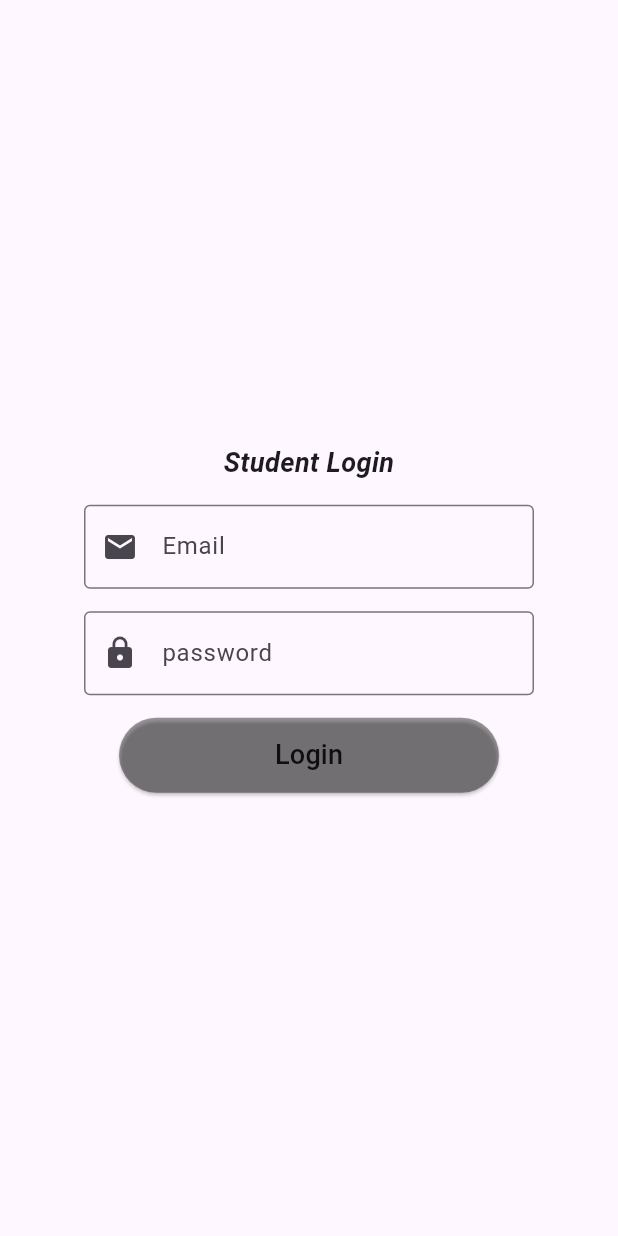
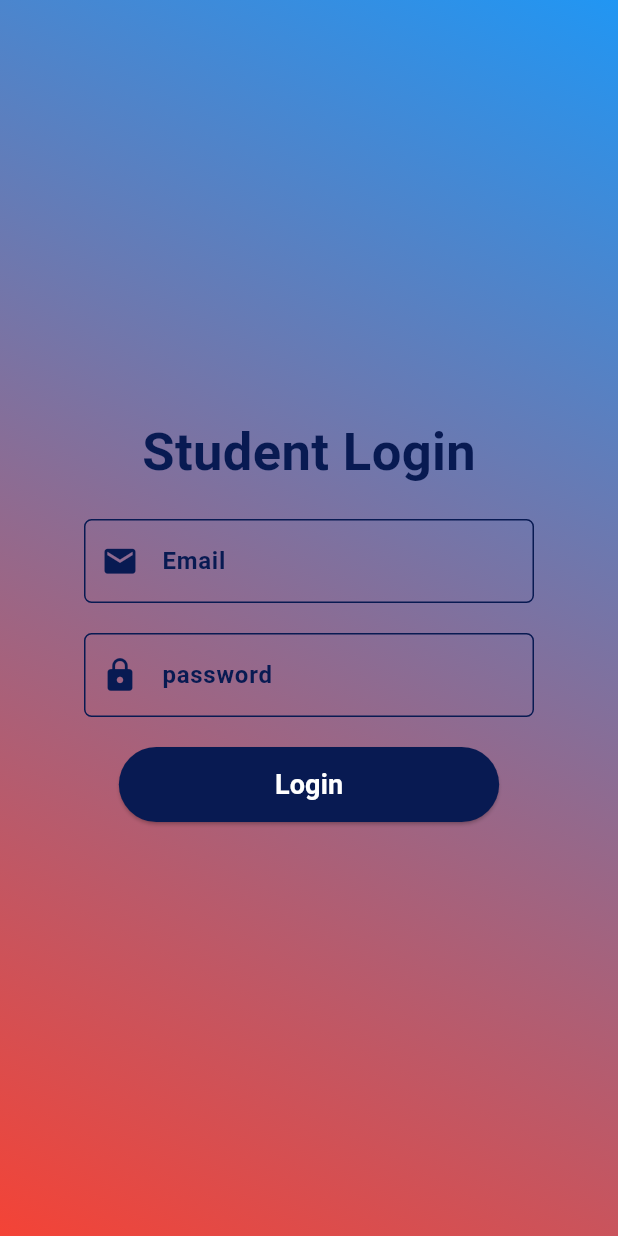
Before and after one commit to Avanapu-Manohar/Attendance_app, a Flutter app: the screen it shows after launch, after a tap on "Student", on a phone screen of 412 x 824 dp. Run offline on Flutter 3.47's test engine with Material 3 defaults, Android fonts, the light colour scheme and no system bars.

Commit message:
Initial commit

```diff
--- a/lib/DashboardScreens/attendenceReport.dart
+++ b/lib/DashboardScreens/attendenceReport.dart
@@ -10,6 +10,7 @@ class AttendenceReport extends StatelessWidget {
   Widget build(BuildContext context) {
     return Scaffold(
       appBar: AppBar(
+        elevation: 0,
         title: const Text(
           'Student Attendance',
           style: TextStyle(
--- a/lib/DashboardScreens/teachersDashBoard.dart
+++ b/lib/DashboardScreens/teachersDashBoard.dart
@@ -16,7 +16,9 @@ class TeachersDashboard extends StatelessWidget {
               child: ListTile(
                 leading: Icon(Icons.class_),
                 title: Text(classes[index].name),
-                subtitle: Text('Time: ${classes[index].time}\nLocation: ${classes[index].location}'),
+                subtitle: Text('Time: ${classes[index].time}\nLocation: ${classes[index].location}',style: TextStyle(
+                  color: Colors.black,fontWeight: FontWeight.w700
+                ),),
                 onTap: () {
                   Navigator.push(
                     context,
--- a/lib/auth/Roles/loginScreenStudent.dart
+++ b/lib/auth/Roles/loginScreenStudent.dart
@@ -7,54 +7,111 @@ class LoginStudent extends StatelessWidget {
   @override
   Widget build(BuildContext context) {
     return Scaffold(
-      body: Center(
+      body: Container(
+        decoration: const BoxDecoration(
+            gradient: LinearGradient(colors:[Colors.blue,
+              Colors.red],
+                begin: Alignment.topRight,
+                end: Alignment.bottomLeft)
+        ),
+        child: Center(
           child: Column(
             mainAxisAlignment: MainAxisAlignment.center,
             children: [
-            const Text('Student Login',style: TextStyle(fontSize: 18,
-            fontWeight: FontWeight.bold,fontStyle: FontStyle.italic),),
-            const SizedBox(height: 15,),
+              const Text('Student Login',style: TextStyle(fontSize: 35,
+              fontWeight: FontWeight.bold,color: Color(0xFF081A52)),),
+              const SizedBox(height:20),
               SizedBox(
                 width: 300, // Set your desired width here
                 child: TextField(
                   controller: emailController,
                   decoration: const InputDecoration(
                     labelText: 'Email',
-                  border: OutlineInputBorder(),
-                  prefixIcon: Icon(Icons.email),
+                    labelStyle: TextStyle(
+                        color: Color(0xFF081A52),
+                        fontSize: 16,
+                        fontWeight: FontWeight.bold
+                    ),
+                    border: OutlineInputBorder(
+                        borderSide: BorderSide(
+                          color: Color(0xFF081A52),
+                          width: 2.0,
+                        )
+                    ),
+                    focusedBorder: OutlineInputBorder(
+                      borderSide: BorderSide(
+                        color: Color(0xFF081A52),
+                        width: 2.0,
+                      ),
+                    ),
+                    enabledBorder: OutlineInputBorder(
+                      borderRadius: BorderRadius.all(Radius.circular(5.0)),
+                      borderSide: BorderSide(
+                        color: Color(0xFF081A52),
+                        width: 1.0, // Border width when not focused
+                      ),
+                    ),
+                    prefixIcon: Icon(Icons.email,color: Color(0xFF081A52),size:25,),
                   ),
                   keyboardType: TextInputType.emailAddress,
+                  style: TextStyle(
+                      color: Color(0xFF081A52)
                   ),
                 ),
-            const SizedBox(height: 15),
+              ),
+              const SizedBox(height: 20),
               SizedBox(
                 width: 300,
                 child: TextField(
                   controller: passwordController,
                   decoration: const InputDecoration(
                     labelText: 'password',
-                  border: OutlineInputBorder(),
-                  prefixIcon: Icon(Icons.lock),
+                    labelStyle: TextStyle(
+                        color: Color(0xFF081A52),
+                        fontSize: 16,
+                        fontWeight: FontWeight.bold
+                    ),
+                    border: OutlineInputBorder(
+                        borderSide: BorderSide(
+                          color: Color(0xFF081A52),
+                          width: 2.0,
+                        )
+                    ),
+                    enabledBorder: OutlineInputBorder(
+                      borderRadius: BorderRadius.all(Radius.circular(5.0)),
+                      borderSide: BorderSide(
+                        color: Color(0xFF081A52),
+                        width: 1.0, // Border width when not focused
+                      ),
+                    ),
+                    focusedBorder: OutlineInputBorder(
+                      borderSide: BorderSide(
+                        color: Color(0xFF081A52),
+                        width: 2.0,
+                      ),
+                    ),
+                    prefixIcon: Icon(Icons.lock,size: 25,color: Color(0xFF081A52),),
                   ),
                   obscureText: true,
                 ),
               ),
-            const SizedBox(height: 15),
+              const SizedBox(height: 20),
               ElevatedButton(
                 onPressed: () {
                   String email = emailController.text;
                   String password = passwordController.text;
                   // Handle the login logic here
                 },
-              style: ElevatedButton.styleFrom(backgroundColor: Colors.black38),
+                style: ElevatedButton.styleFrom(backgroundColor: Color(0xFF081A52)),
                 child: const Padding(
                   padding: EdgeInsets.symmetric(horizontal: 80.0, vertical: 12.0),
-                child: Text('Login', style: TextStyle(fontSize: 18,color: Colors.black87)),
+                  child: Text('Login', style: TextStyle(fontSize: 18,color: Colors.white,fontWeight: FontWeight.bold,)),
                 ),
               ),
             ],
           ),
         ),
+      ),
     );
   }
 }
--- a/lib/main.dart
+++ b/lib/main.dart
@@ -25,15 +25,24 @@ class WelcomeScreen extends StatelessWidget {
   Widget build(BuildContext context) {
     return Scaffold(
       body: Container(
+        decoration: const BoxDecoration(
+          gradient: LinearGradient(colors:[Colors.blue,
+          Colors.red],
+          begin: Alignment.topRight,
+          end: Alignment.bottomLeft)
+        ),
          child: Center(
            child: Column(
              mainAxisAlignment: MainAxisAlignment.center,
              children: [
-               const Text('welcome',style: TextStyle(fontSize: 35,
-               color: Colors.black,fontWeight: FontWeight.bold ),),
-               const SizedBox(height: 15,),
-               const Text('Login as a',style: TextStyle(fontSize:20,
-                   color: Colors.black87,fontWeight: FontWeight.w400),),
+               const Icon(Icons.account_circle_sharp,size: 200,color: Color(
+                   0xFF081A52)),
+               SizedBox(height:25,),
+               const Text('welcome',style: TextStyle(fontSize: 55,
+               color: Color(0xFF081A52),fontWeight: FontWeight.bold ),),
+               const SizedBox(height: 10,),
+               const Text('Login as a',style: TextStyle(fontSize:25,
+                   color: Color(0xFF081A52),fontWeight: FontWeight.w600),),
                const SizedBox(height: 25,),
                ElevatedButton(onPressed: () {
                  Navigator.push(
@@ -42,17 +51,17 @@ class WelcomeScreen extends StatelessWidget {
                  );
                },
                    style: ElevatedButton.styleFrom(
-                     backgroundColor: Colors.black38, // Set the background color here
+                     backgroundColor: Color(0xFF081A52), // Set the background color here
                    ),
                    child:
                    const Padding(
                        padding: EdgeInsets.symmetric(horizontal: 80.0, vertical: 10.0),
-                     child: Text('Teacher', style: TextStyle(fontSize: 15,color: Colors.black87)),
+                     child: Text('Teacher', style: TextStyle(fontSize: 20,color: Colors.white)),
                    )
                ),
                SizedBox(height: 15,),
                const Text('OR',style: TextStyle(fontSize:20,
-                   color: Colors.black87,fontWeight: FontWeight.w400),),
+                   color: Colors.white,fontWeight: FontWeight.w900),),
                const SizedBox(height: 15,),
                ElevatedButton(onPressed: () {
                  Navigator.push(
@@ -61,12 +70,12 @@ class WelcomeScreen extends StatelessWidget {
                  );
                },
                    style: ElevatedButton.styleFrom(
-                     backgroundColor: Colors.black38, // Set the background color here
+                     backgroundColor: Color(0xFF081A52), // Set the background color here
                    ),
                    child:
                    const Padding(
                      padding: EdgeInsets.symmetric(horizontal: 80.0, vertical: 10.0),
-                     child: Text('Student', style: TextStyle(fontSize: 15,color: Colors.black87)),
+                     child: Text('Student', style: TextStyle(fontSize: 20,color: Colors.white)),
                    )
                ),
              ],
```
Also changed, not shown: lib/auth/Roles/loginScreenTeacher.dart (+67 -9 lines). Lines whose indentation alone changed are shown as unchanged.
